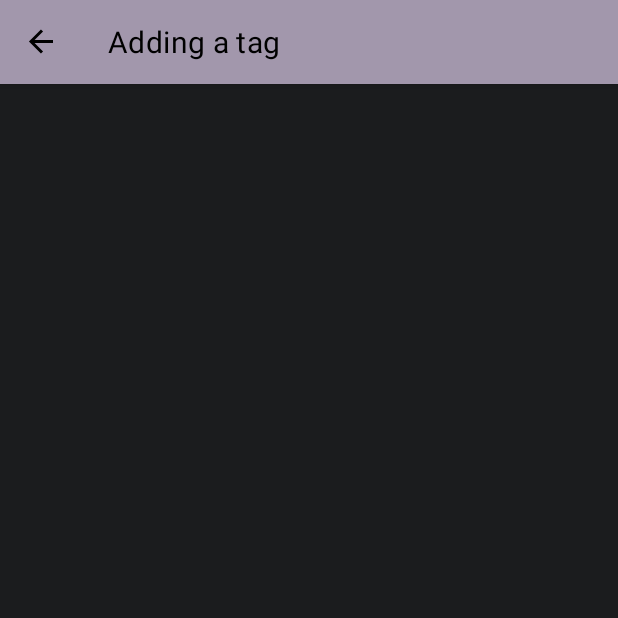
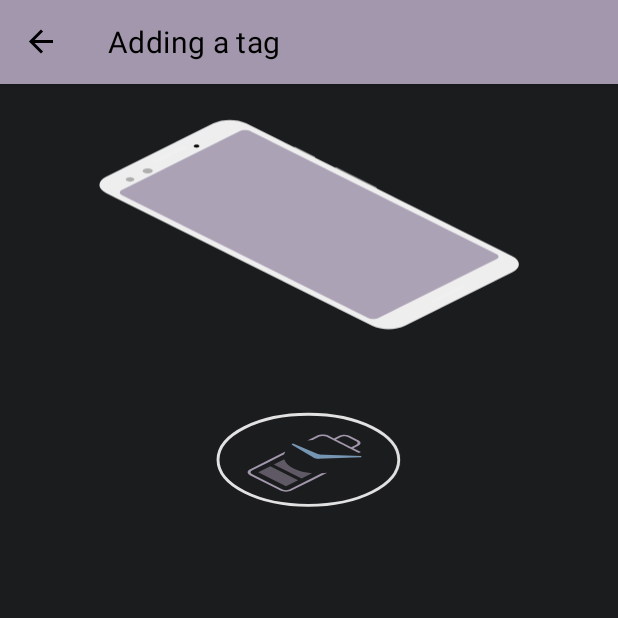
Before and after one commit to NotWoods/tapper-tracker, an Android app: the HowToTapFragment screen opened through its navigation route, on a phone screen of 412 x 824 dp, the top half of it. Run offline under Robolectric (Android 15) with nearby library versions, the phone set to English and light mode, and no system bars; our stand-ins replace navigation-ui; Roboto replaces fonts that are not available here; 7 statements that could not run were skipped.

Commit message:
Add animation!

```diff
--- /dev/null
+++ b/app/src/main/res/drawable/onboarding_phone.xml
@@ -0,0 +1,19 @@
+<vector android:autoMirrored="true" android:height="74dp"
+    android:viewportHeight="74" android:viewportWidth="147"
+    android:width="147dp" xmlns:android="http://schemas.android.com/apk/res/android">
+    <group>
+        <path android:fillColor="#00000000" android:fillType="nonZero"
+            android:pathData="M75.244,14.584l-6.839,-3.42"
+            android:strokeColor="#888" android:strokeWidth="0.87"/>
+        <path android:fillColor="#00000000" android:fillType="nonZero"
+            android:pathData="M95.763,24.843l-13.679,-6.839"
+            android:strokeColor="#888" android:strokeWidth="0.87"/>
+        <path android:fillColor="#eee" android:pathData="M52.4,3.025c-3.02,-1.51 -7.924,-1.51 -10.944,0l-35.703,17.851c-3.02,1.51 -3.02,3.962 0,5.472l88.642,44.321c3.02,1.51 7.924,1.51 10.944,0l35.702,-17.852c3.02,-1.51 3.02,-3.961 0,-5.471l-88.641,-44.321Z"/>
+        <path android:fillAlpha="0.87" android:fillColor="#a297ac" android:pathData="M53.733,5.641c-0.943,-0.472 -2.476,-0.472 -3.419,0l-39.328,19.664c-0.944,0.472 -0.944,1.238 0,1.71l82.075,41.038c0.944,0.471 2.476,0.471 3.42,0l39.328,-19.664c0.944,-0.472 0.944,-1.238 0,-1.71l-82.076,-41.038Z"/>
+        <path android:fillAlpha="0.13" android:fillColor="#fff" android:pathData="M124.9,57.126c-0.189,-0.094 -0.495,-0.094 -0.684,0l-10.26,5.13c-0.188,0.094 -0.188,0.248 0,0.342l0.548,0.274c0.188,0.094 0.495,0.094 0.684,0l10.259,-5.13c0.189,-0.095 0.189,-0.248 0,-0.342l-0.547,-0.274Z"/>
+        <path android:fillAlpha="0.13" android:fillColor="#fff" android:pathData="M32.018,10.685c-0.189,-0.094 -0.496,-0.094 -0.684,0l-10.26,5.13c-0.189,0.094 -0.189,0.247 0,0.342l0.547,0.273c0.189,0.095 0.496,0.095 0.684,0l10.26,-5.129c0.188,-0.095 0.188,-0.248 0,-0.342l-0.547,-0.274Z"/>
+        <path android:fillAlpha="0.27" android:fillColor="#FF000000" android:pathData="M12.661,21.252c0.567,-0.283 1.486,-0.283 2.052,0c0.566,0.283 0.566,0.743 0,1.026c-0.566,0.283 -1.485,0.283 -2.052,0c-0.566,-0.283 -0.566,-0.743 0,-1.026Z"/>
+        <path android:fillColor="#FF000000" android:pathData="M35.164,10.275c0.377,-0.189 0.99,-0.189 1.368,0c0.377,0.188 0.377,0.495 0,0.684c-0.378,0.188 -0.991,0.188 -1.368,0c-0.378,-0.189 -0.378,-0.496 0,-0.684Z"/>
+        <path android:fillAlpha="0.27" android:fillColor="#FF000000" android:pathData="M18.372,18.328c0.661,-0.33 1.734,-0.33 2.394,0c0.661,0.331 0.661,0.867 0,1.197c-0.66,0.331 -1.733,0.331 -2.394,0c-0.66,-0.33 -0.66,-0.866 0,-1.197Z"/>
+    </group>
+</vector>
--- /dev/null
+++ b/app/src/main/res/drawable/onboarding_tag.xml
@@ -0,0 +1,13 @@
+<vector android:autoMirrored="true" android:height="43dp"
+    android:viewportHeight="43" android:viewportWidth="84"
+    android:width="84dp" xmlns:android="http://schemas.android.com/apk/res/android">
+    <path android:fillColor="#1b1c1e"
+        android:pathData="M20.315,10.547c11.849,-5.925 31.089,-5.925 42.938,0c11.849,5.924 11.849,15.544 0,21.469c-11.849,5.924 -31.089,5.924 -42.938,0c-11.848,-5.925 -11.848,-15.545 0,-21.469Z"
+        android:strokeColor="#E2E2E2" android:strokeWidth="0.97"/>
+    <path android:fillAlpha="0.5" android:fillColor="#a297ac" android:pathData="M29.013,23.407l-4.081,2.04l9.327,4.663l4.081,-2.04l-9.327,-4.663Z"/>
+    <path android:fillAlpha="0.5" android:fillColor="#a297ac" android:pathData="M33.685,21.07c0.355,1.132 1.404,2.22 3.146,3.091c1.743,0.871 3.918,1.396 6.181,1.573l-3.506,1.753l-9.327,-4.663l3.506,-1.754Z"/>
+    <path android:fillColor="#a297ac" android:pathData="M34.063,18.514c-0.182,0.29 -0.315,0.586 -0.4,0.884c-3.608,1.822 -7.201,3.652 -10.827,5.465c-0.606,0.307 -0.62,0.846 -0.017,1.159c3.413,1.729 6.805,3.468 10.305,5.153c0.623,0.292 1.689,0.287 2.303,-0.016l10.811,-5.406c0.621,-0.041 1.237,-0.108 1.841,-0.201c-3.98,1.996 -7.967,3.989 -11.978,5.969c-0.983,0.473 -2.658,0.494 -3.683,0l-0.026,-0.012l-10.256,-5.129l-0.026,-0.013c-0.942,-0.489 -0.986,-1.328 0,-1.841c3.971,-2.01 7.955,-4.014 11.953,-6.012ZM41.445,14.841c1.109,-0.549 2.218,-1.098 3.329,-1.647c0.985,-0.474 2.692,-0.488 3.707,0.012l1.865,0.933l1.635,-0.817l0.024,-0.012l0.228,-0.1l0.273,-0.092l0.288,-0.074l0.301,-0.054l0.31,-0.036l0.315,-0.017l0.316,0.002l0.314,0.021l0.309,0.039l0.298,0.059l0.286,0.077l0.268,0.096l0.201,0.091l2.798,1.399l0.222,0.126l0.185,0.136l0.147,0.144l0.109,0.151l0.072,0.155l0.034,0.157l-0.004,0.158l-0.041,0.157l-0.079,0.155l-0.117,0.149l-0.155,0.143l-0.192,0.134l-0.181,0.1l-1.635,0.818l2.542,1.27l-0.7,0.35c-0.846,-0.424 -10.323,-5.173 -10.967,-5.483c-0.612,-0.287 -1.655,-0.288 -2.27,0c-0.762,0.367 -1.522,0.735 -2.279,1.105c-0.593,0.041 -1.18,0.106 -1.756,0.195ZM51.049,14.487l5.13,2.565l1.646,-0.823l0.197,-0.122l0.15,-0.143l0.087,-0.143l0.034,-0.158l-0.027,-0.158l-0.087,-0.153l-0.146,-0.143l-0.193,-0.123l-0.032,-0.017l-2.811,-1.405l-0.244,-0.098l-0.285,-0.076l-0.306,-0.045l-0.336,-0.015l-0.315,0.017l-0.305,0.047l-0.267,0.072l-0.243,0.098l-1.647,0.823Z"/>
+    <path android:fillColor="#7696b4" android:pathData="M36.632,15.874l9.118,3.827l-1.996,0.998l-7.654,-4.559c0.665,-0.333 -0.133,0.067 0.532,-0.266Z"/>
+    <path android:fillColor="#7696b4" android:pathData="M59.561,20.376l-14.703,0.514l0,-1.402l14.703,0.514c0,0.468 0,-0.093 0,0.374Z"/>
+    <path android:fillColor="#7696b4" android:pathData="M43.755,19.701c0.55,-0.275 1.445,-0.275 1.995,0c0.551,0.276 0.551,0.723 0,0.998c-0.551,0.276 -1.445,0.276 -1.996,0c-0.55,-0.275 -0.55,-0.722 0.001,-0.998Z"/>
+</vector>
--- /dev/null
+++ b/app/src/main/res/drawable/onboarding_tag_tapped.xml
@@ -0,0 +1,12 @@
+<vector android:autoMirrored="true" android:height="43dp"
+    android:viewportHeight="43" android:viewportWidth="84"
+    android:width="84dp" xmlns:android="http://schemas.android.com/apk/res/android">
+    <path android:fillColor="#7696b4" android:pathData="M13.705,6.235l-2.012,1.007l5.366,2.683l2.013,-1.006l-5.367,-2.684Z"/>
+    <path android:fillColor="#7696b4" android:pathData="M72.307,35.536l-2.013,1.006l-5.366,-2.683l2.012,-1.006l5.367,2.683Z"/>
+    <path android:fillColor="#7696b4" android:pathData="M11.693,35.536l2.012,1.006l5.367,-2.683l-2.013,-1.006l-5.366,2.683Z"/>
+    <path android:fillColor="#7696b4" android:pathData="M70.294,6.235l2.013,1.007l-5.367,2.683l-2.012,-1.006l5.366,-2.684Z"/>
+    <path android:fillColor="#7696b4" android:pathData="M40.537,38.313h2.925v3.795h-2.925z"/>
+    <path android:fillColor="#7696b4" android:pathData="M40.537,0.67h2.925v3.795h-2.925z"/>
+    <path android:fillColor="#7696b4" android:pathData="M83.437,22.064l0,-1.35l-7.589,0l0,1.35l7.589,0Z"/>
+    <path android:fillColor="#7696b4" android:pathData="M0.562,22.064l0,-1.35l7.59,0l0,1.35l-7.59,0Z"/>
+</vector>
--- a/app/src/main/res/layout/fragment_how_to_tap.xml
+++ b/app/src/main/res/layout/fragment_how_to_tap.xml
@@ -7,52 +7,81 @@
     tools:context=".pages.HowToTapFragment">
 
     <ImageView
-        android:id="@+id/icon"
-        android:layout_width="0dp"
-        android:layout_height="200dp"
+        android:id="@+id/onboarding_tag"
+        android:layout_width="168dp"
+        android:layout_height="86dp"
         android:importantForAccessibility="no"
-        tools:src="@drawable/ic_nfc_enabled"
-        app:layout_constraintBottom_toTopOf="@+id/title"
+        android:src="@drawable/onboarding_tag"
+        app:layout_constraintEnd_toEndOf="parent"
+        app:layout_constraintStart_toStartOf="parent"
+        app:layout_constraintTop_toBottomOf="@id/onboarding_phone" />
+
+    <ImageView
+        android:id="@+id/onboarding_tag_effect"
+        android:layout_width="168dp"
+        android:layout_height="86dp"
+        android:alpha="0"
+        android:importantForAccessibility="no"
+        android:src="@drawable/onboarding_tag_tapped"
+        app:layout_constraintBottom_toBottomOf="@id/onboarding_tag"
+        app:layout_constraintEnd_toEndOf="@id/onboarding_tag"
+        app:layout_constraintStart_toStartOf="@id/onboarding_tag"
+        app:layout_constraintTop_toTopOf="@id/onboarding_tag" />
+
+    <ImageView
+        android:id="@+id/onboarding_phone"
+        android:layout_width="294dp"
+        android:layout_height="148dp"
+        android:layout_marginTop="60dp"
+        android:importantForAccessibility="no"
+        android:src="@drawable/onboarding_phone"
+        android:translationY="-40dp"
         app:layout_constraintDimensionRatio="1:1"
         app:layout_constraintEnd_toEndOf="parent"
-        app:layout_constraintHorizontal_bias="0.5"
         app:layout_constraintStart_toStartOf="parent"
-        app:layout_constraintTop_toTopOf="parent"
-        app:layout_constraintVertical_chainStyle="packed" />
+        app:layout_constraintTop_toTopOf="parent" />
+
+    <androidx.constraintlayout.widget.Guideline
+        android:id="@+id/guideline2"
+        android:layout_width="wrap_content"
+        android:layout_height="wrap_content"
+        android:orientation="horizontal"
+        app:layout_constraintGuide_begin="320dp" />
 
     <TextView
         android:id="@+id/title"
         style="@style/TextAppearance.App.Headline5"
-        android:textColor="@color/highEmphasis"
         android:layout_width="0dp"
         android:layout_height="wrap_content"
+        android:layout_marginStart="16dp"
         android:layout_marginTop="8dp"
-        android:layout_marginStart="16dp"
         android:layout_marginEnd="16dp"
         android:layout_marginBottom="8dp"
         android:textAlignment="center"
-        tools:text="@string/nfc_disabled_title"
+        android:textColor="@color/highEmphasis"
         app:layout_constraintBottom_toTopOf="@+id/description"
         app:layout_constraintEnd_toEndOf="parent"
         app:layout_constraintStart_toStartOf="parent"
-        app:layout_constraintTop_toBottomOf="@+id/icon" />
+        app:layout_constraintTop_toBottomOf="@+id/guideline2"
+        app:layout_constraintVertical_chainStyle="packed"
+        tools:text="@string/nfc_disabled_title" />
 
     <TextView
         android:id="@+id/description"
         style="@style/TextAppearance.MaterialComponents.Body1"
-        android:textColor="@color/highEmphasis"
         android:layout_width="0dp"
         android:layout_height="wrap_content"
+        android:layout_marginStart="16dp"
         android:layout_marginTop="8dp"
-        android:layout_marginStart="16dp"
         android:layout_marginEnd="16dp"
         android:layout_marginBottom="8dp"
         android:textAlignment="center"
-        tools:text="@string/nfc_disabled_description"
+        android:textColor="@color/highEmphasis"
         app:layout_constraintBottom_toTopOf="@+id/button"
         app:layout_constraintEnd_toEndOf="parent"
         app:layout_constraintStart_toStartOf="parent"
-        app:layout_constraintTop_toBottomOf="@+id/title" />
+        app:layout_constraintTop_toBottomOf="@+id/title"
+        tools:text="@string/nfc_disabled_description" />
 
     <com.google.android.material.button.MaterialButton
         android:id="@+id/button"
--- a/app/src/main/res/values/dimens.xml
+++ b/app/src/main/res/values/dimens.xml
@@ -1,4 +1,5 @@
 <?xml version="1.0" encoding="utf-8"?>
 <resources>
     <dimen name="dialog_width">280dp</dimen>
+    <dimen name="phone_translation">100dp</dimen>
 </resources>
--- /dev/null
+++ b/app/src/main/res/values/integer.xml
@@ -0,0 +1,5 @@
+<?xml version="1.0" encoding="utf-8"?>
+<resources>
+    <integer name="phone_lowering_time_full">1000</integer>
+    <integer name="fade_in_time_full">200</integer>
+</resources>
```
Also changed, not shown: app/src/main/java/com/tigerxdaphne/tappertracker/pages/HowToTapFragment.kt (+44 -9 lines), app/src/main/res/drawable/onboarding_tag_disabled.xml (added, +14 -0 lines), 15 other files.
